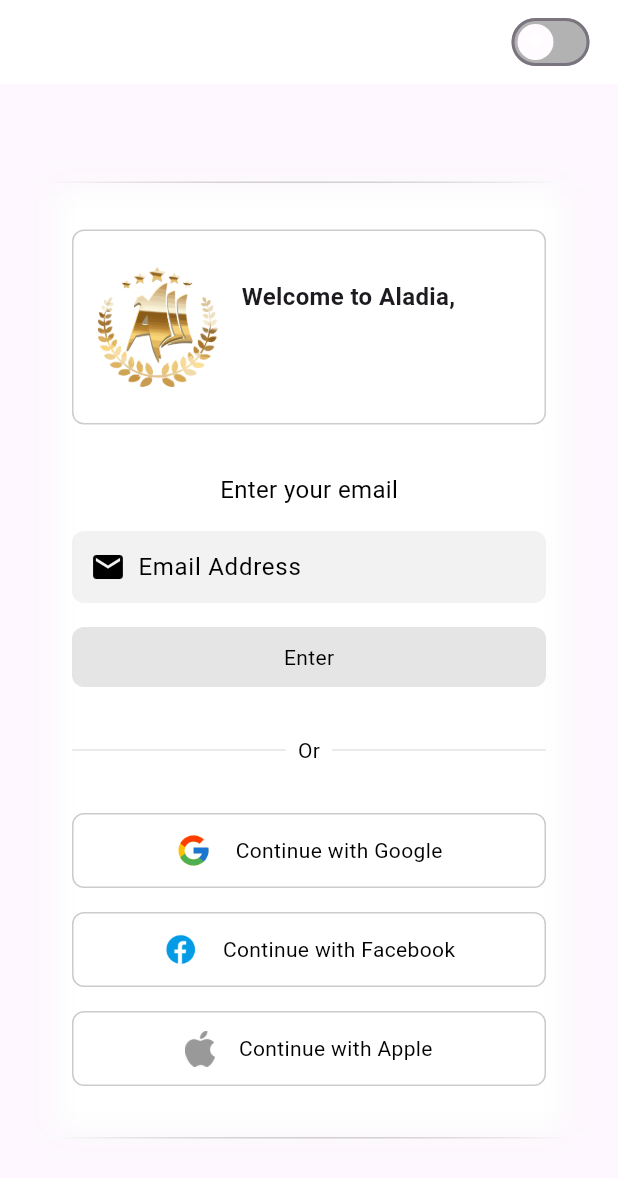
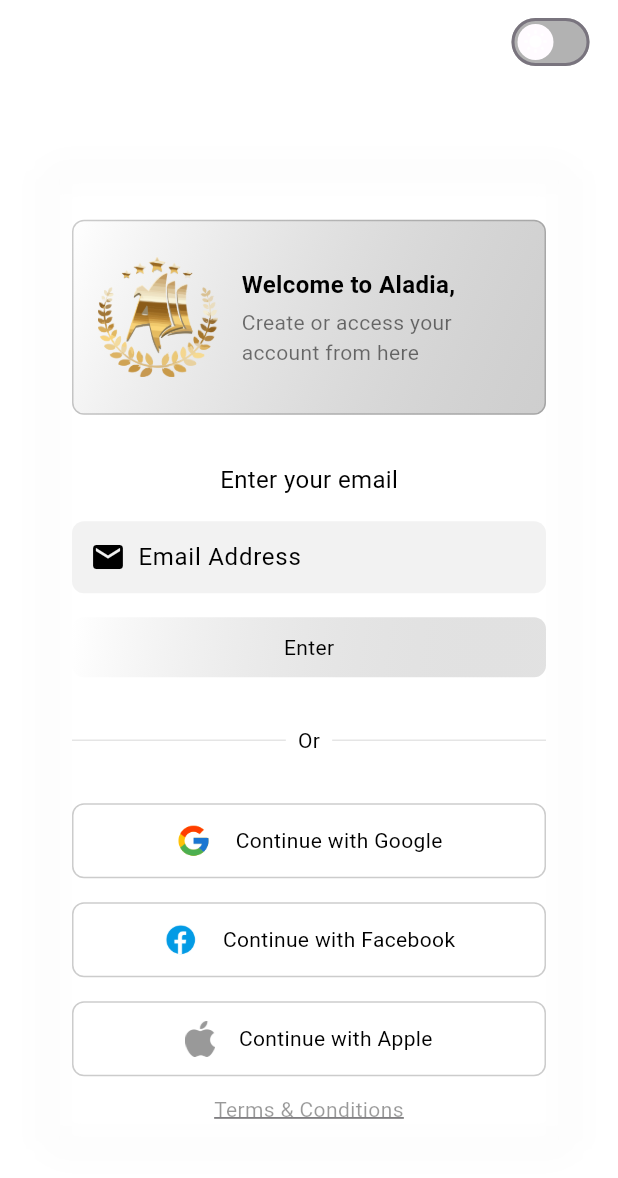
Before and after one commit to BiniyamAM/aladia_flutter_project, a Flutter app: the screen it shows after launch, on a phone screen of 412 x 824 dp. Shown: the top 1178 px of the screen. Run offline on Flutter 3.47's test engine with Material 3 defaults, Android fonts, the phone set to English and light mode, and no system bars.

Commit message:
fate: updating the gradient color

```diff
--- a/lib/pages/home.dart
+++ b/lib/pages/home.dart
@@ -1,4 +1,5 @@
 import 'dart:ui';
+import 'package:aladia/widgets/term_&_condition.dart';
 import 'package:flutter/material.dart';
 import 'package:provider/provider.dart';
 import 'package:aladia/widgets/email_input.dart';
@@ -21,6 +22,8 @@ class _HomeState extends State<Home> {
     final isDarkMode = themeProvider.isSelected;
 
     return Scaffold(
+      backgroundColor:
+          isDarkMode ? Colors.black : Colors.white, // Background color
       appBar: AppBar(
         backgroundColor: isDarkMode ? Colors.black : Colors.white,
         actions: [
@@ -56,57 +59,38 @@ class _HomeState extends State<Home> {
           ),
         ],
       ),
-      body: Center(
+      body: LayoutBuilder(
+        builder: (context, constraints) {
+          return SingleChildScrollView(
+            child: ConstrainedBox(
+              constraints: BoxConstraints(
+                minHeight: constraints.maxHeight,
+              ),
+              child: IntrinsicHeight(
+                child: Column(
+                  mainAxisAlignment: MainAxisAlignment.center,
+                  children: [
+                    Center(
                       child: Container(
-          height: 640,
                         width: 350,
+                        margin: const EdgeInsets.symmetric(vertical: 20),
                         decoration: BoxDecoration(
                           borderRadius: BorderRadius.circular(12),
                           border: Border.all(
                             color: isDarkMode
                                 ? Colors.white.withOpacity(0.2)
-                    : Colors.black.withOpacity(0.2)),
-            color: isDarkMode ? Colors.black.withOpacity(0.5) : Colors.white,
+                                : Colors.black.withOpacity(0.2),
+                          ),
+                          color: isDarkMode
+                              ? Colors.black.withOpacity(0.5)
+                              : Colors.white,
                         ),
                         child: BackdropFilter(
                           filter: ImageFilter.blur(sigmaX: 10.0, sigmaY: 10.0),
-            child: Stack(
-              children: [
-                // Borders for gradients
-                Positioned.fill(
-                  child: Opacity(
-                    opacity: 0.7,
-                    child: Column(
-                      children: [
-                        Container(
-                          height: 1,
-                          decoration: const BoxDecoration(
-                            gradient: LinearGradient(
-                              colors: [Colors.transparent, Colors.white],
-                              begin: Alignment.topLeft,
-                              end: Alignment.bottomRight,
-                            ),
-                          ),
-                        ),
-                        const Spacer(),
-                        Container(
-                          height: 1,
-                          decoration: const BoxDecoration(
-                            gradient: LinearGradient(
-                              colors: [Colors.white, Colors.transparent],
-                              begin: Alignment.topLeft,
-                              end: Alignment.bottomRight,
-                            ),
-                          ),
-                        ),
-                      ],
-                    ),
-                  ),
-                ),
-                Positioned.fill(
                           child: Padding(
                             padding: const EdgeInsets.all(16.0),
                             child: Column(
+                              mainAxisSize: MainAxisSize.min,
                               children: [
                                 const SizedBox(height: 16),
                                 TopContent(isDarkMode: isDarkMode),
@@ -116,7 +100,11 @@ class _HomeState extends State<Home> {
                                 OrDivider(isDarkMode: isDarkMode),
                                 const SizedBox(height: 32),
                                 SocialButtons(isDarkMode: isDarkMode),
+                                const SizedBox(height: 12),
+                                TermsAndConditions(isDarkMode: isDarkMode),
                               ],
+                            ),
+                          ),
                         ),
                       ),
                     ),
@@ -124,6 +112,8 @@ class _HomeState extends State<Home> {
                 ),
               ),
             ),
+          );
+        },
       ),
     );
   }
--- a/lib/widgets/email_input.dart
+++ b/lib/widgets/email_input.dart
@@ -48,15 +48,29 @@ class EmailInput extends StatelessWidget {
           decoration: BoxDecoration(
             borderRadius: BorderRadius.circular(8),
             border: Border.all(color: Colors.transparent),
-            color: isDarkMode
-                ? Colors.black.withOpacity(0.7)
-                : Colors.black.withOpacity(0.1),
+            gradient: isDarkMode
+                ? LinearGradient(
+                    colors: [
+                      Colors.black.withOpacity(0.9),
+                      Colors.grey.withOpacity(0.7),
+                    ],
+                    begin: Alignment.topLeft,
+                    end: Alignment.bottomRight,
+                  )
+                : LinearGradient(
+                    colors: [
+                      Colors.white.withOpacity(0.7),
+                      Colors.grey.withOpacity(0.3),
+                    ],
+                    begin: Alignment.topLeft,
+                    end: Alignment.bottomRight,
+                  ),
           ),
           child: Text(
             'Enter',
             style: TextStyle(color: isDarkMode ? Colors.white : Colors.black),
           ),
-        ),
+        )
       ],
     );
   }
--- /dev/null
+++ b/lib/widgets/term_&_condition.dart
@@ -0,0 +1,30 @@
+import 'package:flutter/material.dart';
+
+class TermsAndConditions extends StatelessWidget {
+  final bool isDarkMode;
+
+  const TermsAndConditions({Key? key, required this.isDarkMode})
+      : super(key: key);
+
+  @override
+  Widget build(BuildContext context) {
+    return GestureDetector(
+      onTap: () {
+        // Add your terms and conditions navigation or functionality here
+      },
+      child: Center(
+        child: Text(
+          'Terms & Conditions',
+          textAlign: TextAlign.center,
+          style: TextStyle(
+            color: isDarkMode
+                ? Colors.white.withOpacity(0.4)
+                : Colors.black.withOpacity(0.4), // Dynamic color based on theme
+            decoration: TextDecoration
+                .underline, // Optional: if you want to underline the text
+          ),
+        ),
+      ),
+    );
+  }
+}
--- a/lib/widgets/top_content.dart
+++ b/lib/widgets/top_content.dart
@@ -10,13 +10,28 @@ class TopContent extends StatelessWidget {
     return Container(
       padding: const EdgeInsets.symmetric(vertical: 24, horizontal: 16),
       decoration: BoxDecoration(
-        color: isDarkMode
-            ? Colors.black.withOpacity(0.8)
-            : Colors.white.withOpacity(0.8),
+        gradient: isDarkMode
+            ? LinearGradient(
+                colors: [
+                  Colors.black.withOpacity(0.9),
+                  Colors.grey.withOpacity(0.7),
+                ],
+                begin: Alignment.topLeft,
+                end: Alignment.bottomRight,
+              )
+            : LinearGradient(
+                colors: [
+                  Colors.white.withOpacity(0.8),
+                  Colors.grey.withOpacity(0.5),
+                ],
+                begin: Alignment.topLeft,
+                end: Alignment.bottomRight,
+              ),
         border: Border.all(
-            color: isDarkMode
-                ? Colors.white.withOpacity(0.2)
-                : Colors.black.withOpacity(0.2)),
+          color: isDarkMode
+              ? Colors.white.withOpacity(0.2)
+              : Colors.black.withOpacity(0.2),
+        ),
         borderRadius: BorderRadius.circular(8),
       ),
       child: Row(
@@ -28,7 +43,7 @@ class TopContent extends StatelessWidget {
             fit: BoxFit.cover,
           ),
           const SizedBox(width: 16),
-          const Expanded(
+          Expanded(
             child: Column(
               crossAxisAlignment: CrossAxisAlignment.start,
               children: [
@@ -37,12 +52,18 @@ class TopContent extends StatelessWidget {
                   style: TextStyle(
                     fontWeight: FontWeight.bold,
                     fontSize: 16,
+                    color: isDarkMode
+                        ? Colors.white
+                        : Colors.black, // Adjusted text color
                   ),
                 ),
+                const SizedBox(height: 4),
                 Text(
                   'Create or access your account from here',
                   style: TextStyle(
-                    color: Colors.white70,
+                    color: isDarkMode
+                        ? Colors.white70
+                        : Colors.black54, // Adjusted text color
                   ),
                 ),
               ],
```
Lines whose indentation alone changed are shown as unchanged.
